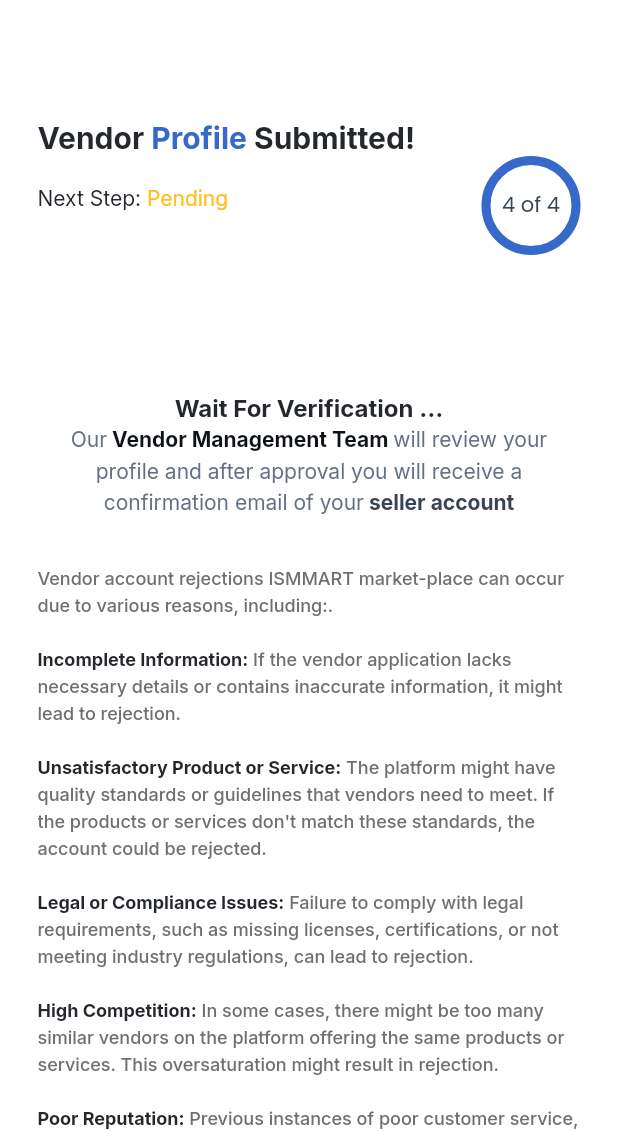
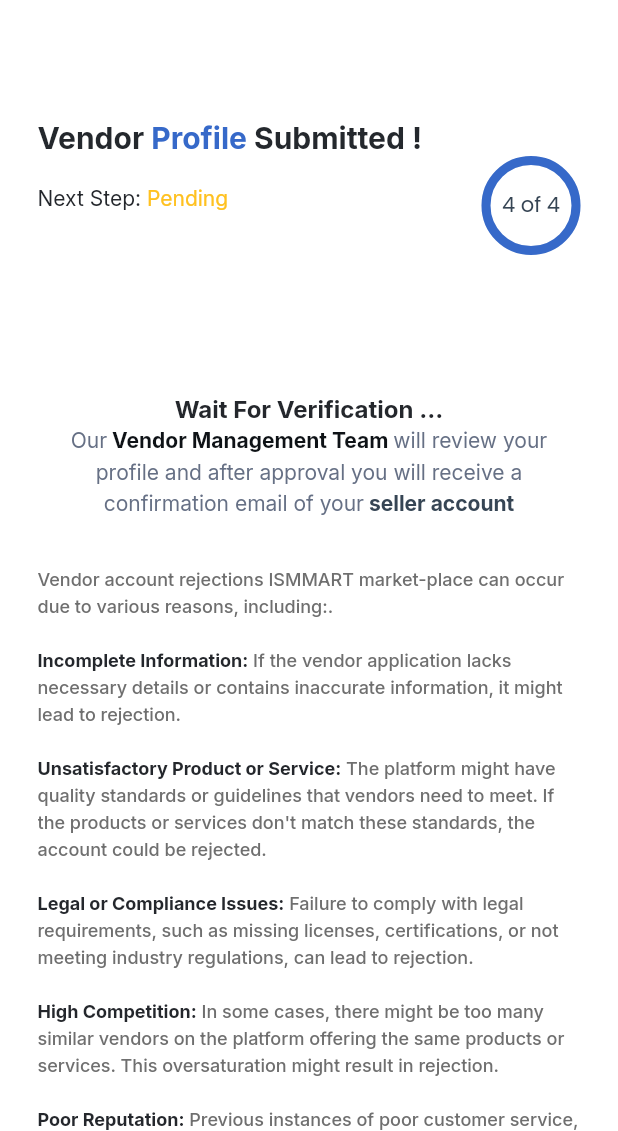
Before and after one commit to StrangerDeveloper/ismmart_vms, a Flutter app: the SignUp4View screen opened directly, on a phone screen of 412 x 824 dp, the part 105-1236 px from its top. Run offline on Flutter 3.47's test engine with Material 3 defaults, Android fonts, the phone set to English and light mode, and no system bars; drawn by our look-alikes of percent_indicator; our stand-ins replace cached_network_image, country_code_picker, dropdown_search, firebase_core, fl_chart, flutter_image_compress and 8 more; missing offline and left inert: quill_html_editor; accounts and stored records are empty; network calls fail; project files that could hold a hidden picture were left out.

Commit message:
remove unused resources

```diff
--- a/lib/screens/auth/signup/signup_4/sign_up_4_view.dart
+++ b/lib/screens/auth/signup/signup_4/sign_up_4_view.dart
@@ -1,8 +1,7 @@
-import 'package:flutter/cupertino.dart';
 import 'package:flutter/material.dart';
-import 'package:flutter/widgets.dart';
 import 'package:get/get.dart';
 import 'package:google_fonts/google_fonts.dart';
+import 'package:ismmart_vms/helper/utils/size_utils.dart';
 import 'package:ismmart_vms/screens/auth/login/login_view.dart';
 import 'package:ismmart_vms/screens/auth/signup/signup_4/sign_up_4_viewmodel.dart';
 import 'package:ismmart_vms/widgets/scrollable_column.dart';
@@ -14,7 +13,7 @@ import '../../../../widgets/custom_button.dart';
 import '../../../../widgets/custom_loading.dart';
 
 class SignUp4View extends StatelessWidget {
-  SignUp4View({Key? key}) : super(key: key);
+  SignUp4View({super.key});
   final SignUp4ViewModel viewModel = Get.put(SignUp4ViewModel());
 
   @override
@@ -30,7 +29,7 @@ class SignUp4View extends StatelessWidget {
               titleAndBackBtn(),
               subtitle(),
               progress(),
-              SizedBox(height: 50),
+              SizedBox(height: 50.v),
               waitingVerificationText(),
               text1(),
               status()
@@ -42,7 +41,7 @@ class SignUp4View extends StatelessWidget {
   }
 
   Widget titleAndBackBtn() {
-    return Container(
+    return SizedBox(
       width: double.infinity,
       child: Stack(
         alignment: Alignment.centerLeft,
@@ -52,7 +51,7 @@ class SignUp4View extends StatelessWidget {
             child: Text(
               'ISMMART',
               style: GoogleFonts.dmSerifText(
-                color: Color(0xff333333),
+                color: const Color(0xff333333),
                 fontSize: 20,
                 fontWeight: FontWeight.w400,
               ),
@@ -93,7 +92,7 @@ class SignUp4View extends StatelessWidget {
                 ),
               ),
               TextSpan(
-                text: 'Submitted' + '!',
+                text: 'Submitted !',
                 style: newFontStyle2.copyWith(
                   fontSize: 20,
                   color: newColorDarkBlack2,
@@ -126,7 +125,7 @@ class SignUp4View extends StatelessWidget {
                       TextSpan(
                           text: 'Pending',
                           style: newFontStyleSize14.copyWith(
-                            color: Color(0xFFFFC120),
+                            color: const Color(0xFFFFC120),
                           )),
                     ],
                   ),
@@ -139,9 +138,9 @@ class SignUp4View extends StatelessWidget {
             radius: 33,
             lineWidth: 6,
             percent: 1,
-            backgroundColor: Color(0xffEBEFF3),
+            backgroundColor: const Color(0xffEBEFF3),
             progressColor: newColorBlue,
-            center: new Text(
+            center: Text(
               "4 of 4",
               style: poppinsH2.copyWith(
                 color: newColorBlue2,
@@ -168,7 +167,7 @@ class SignUp4View extends StatelessWidget {
                     color: newColorBlue2,
                   ),
                 ),
-                SizedBox(height: 6),
+                const SizedBox(height: 6),
                 Text(
                   'Last Step',
                   style: newFontStyle1.copyWith(
@@ -205,19 +204,19 @@ class SignUp4View extends StatelessWidget {
           textAlign: TextAlign.center,
           text: TextSpan(
             style: newFontStyleSize14.copyWith(
-              color: Color(0xff667085),
+              color: const Color(0xff667085),
               height: 1.5,
             ),
             children: [
-              TextSpan(text: 'Our'),
+              const TextSpan(text: 'Our'),
               TextSpan(
                 text: ' Vendor Management Team ',
                 style: newFontStyle2.copyWith(
                   fontWeight: FontWeight.w700,
-                  color: Color(0xff0E1216),
+                  color: const Color(0xff0E1216),
                 ),
               ),
-              TextSpan(
+              const TextSpan(
                 text:
                     'will review your profile and after approval you will receive a confirmation email of your',
               ),
@@ -237,7 +236,7 @@ class SignUp4View extends StatelessWidget {
 
   Widget text1() {
     return Padding(
-      padding: EdgeInsets.only(top: 32, bottom: 100),
+      padding: const EdgeInsets.only(top: 32, bottom: 100),
       child: Column(children: [
         RichText(
           maxLines: 50,
@@ -247,14 +246,14 @@ class SignUp4View extends StatelessWidget {
               color: newColorLightGrey3,
             ),
             children: [
-              TextSpan(
+              const TextSpan(
                   text:
                       'Vendor account rejections ISMMART market-place can occur due to various reasons, including:.\n\n'),
               TextSpan(
                   text: 'Incomplete Information:',
                   style:
                       newFontStyleSize12.copyWith(fontWeight: FontWeight.w700)),
-              TextSpan(
+              const TextSpan(
                 text:
                     ' If the vendor application lacks necessary details or contains inaccurate information, it might lead to rejection.\n\n',
               ),
@@ -262,7 +261,7 @@ class SignUp4View extends StatelessWidget {
                   text: 'Unsatisfactory Product or Service:',
                   style:
                       newFontStyleSize12.copyWith(fontWeight: FontWeight.w700)),
-              TextSpan(
+              const TextSpan(
                 text:
                     " The platform might have quality standards or guidelines that vendors need to meet. If the products or services don't match these standards, the account could be rejected.\n\n",
               ),
@@ -270,7 +269,7 @@ class SignUp4View extends StatelessWidget {
                   text: 'Legal or Compliance Issues:',
                   style:
                       newFontStyleSize12.copyWith(fontWeight: FontWeight.w700)),
-              TextSpan(
+              const TextSpan(
                 text:
                     ' Failure to comply with legal requirements, such as missing licenses, certifications, or not meeting industry regulations, can lead to rejection.\n\n',
               ),
@@ -278,7 +277,7 @@ class SignUp4View extends StatelessWidget {
                   text: 'High Competition:',
                   style:
                       newFontStyleSize12.copyWith(fontWeight: FontWeight.w700)),
-              TextSpan(
+              const TextSpan(
                 text:
                     ' In some cases, there might be too many similar vendors on the platform offering the same products or services. This oversaturation might result in rejection.\n\n',
               ),
@@ -286,7 +285,7 @@ class SignUp4View extends StatelessWidget {
                   text: 'Poor Reputation:',
                   style:
                       newFontStyleSize12.copyWith(fontWeight: FontWeight.w700)),
-              TextSpan(
+              const TextSpan(
                 text:
                     ' Previous instances of poor customer service, negative reviews, or complaints against the vendor might influence the decision.\n\n',
               ),
@@ -294,7 +293,7 @@ class SignUp4View extends StatelessWidget {
                   text: 'Security Concerns:',
                   style:
                       newFontStyleSize12.copyWith(fontWeight: FontWeight.w700)),
-              TextSpan(
+              const TextSpan(
                 text:
                     ' If the platform suspects potential security risks, fraud, or any form of malicious activity associated with the vendor, they might reject the account.\n\n',
               ),
@@ -302,7 +301,7 @@ class SignUp4View extends StatelessWidget {
                   text: 'Violation of Platform Policies:',
                   style:
                       newFontStyleSize12.copyWith(fontWeight: FontWeight.w700)),
-              TextSpan(
+              const TextSpan(
                 text:
                     ' Not adhering to the terms of service or policies set by the e-commerce platform can lead to rejection.\n\n',
               ),
@@ -310,7 +309,7 @@ class SignUp4View extends StatelessWidget {
                   text: 'Financial Reasons:',
                   style:
                       newFontStyleSize12.copyWith(fontWeight: FontWeight.w700)),
-              TextSpan(
+              const TextSpan(
                 text:
                     ' Issues related to financial stability, such as insufficient credit or financial history, may also result in rejection.',
               ),
--- a/lib/screens/bank/bank_profile_viewmodel.dart
+++ b/lib/screens/bank/bank_profile_viewmodel.dart
@@ -1,4 +1,3 @@
-import 'package:flutter/cupertino.dart';
 import 'package:flutter/material.dart';
 import 'package:get/get.dart';
 import 'package:google_fonts/google_fonts.dart';
@@ -46,8 +45,6 @@ class BankProfileViewModel extends GetxController {
       }).toList(),
       onChanged: (String? val) {
         selectedBank.value = val ?? "";
-        print(
-            "selected selected selectedBank Type====> $val  === ${selectedBank.value}");
       },
     );
   }
--- a/lib/screens/create_payout/create_payout_view.dart
+++ b/lib/screens/create_payout/create_payout_view.dart
@@ -1,4 +1,3 @@
-import 'package:flutter/cupertino.dart';
 import 'package:flutter/material.dart';
 import 'package:get/get.dart';
 import 'package:ismmart_vms/screens/create_payout/create_payout_viewmodel.dart';
@@ -118,7 +117,6 @@ class CreatePayoutView extends StatelessWidget {
                 value: 'manual',
                 onChanged: (value) {
                   viewModel.radioBtn.value = value;
-                  print(value);
                 },
               ),
             ),
@@ -128,7 +126,6 @@ class CreatePayoutView extends StatelessWidget {
                 value: 'automatic',
                 onChanged: (value) {
                   viewModel.radioBtn.value = value;
-                  print(value);
                 },
                 title: 'Automatic',
               ),
--- a/lib/screens/dashboard/dashboard_view.dart
+++ b/lib/screens/dashboard/dashboard_view.dart
@@ -336,9 +336,7 @@ class DashboardView extends StatelessWidget {
         SizedBox(
           height: 13.v,
         ),
-        Container(
-          // decoration: AppDecoration.outlineGray200,
-          child: Column(
+        Column(
           children: [
             SizedBox(height: 12.v),
             _buildShowMoreItems(
@@ -368,7 +366,6 @@ class DashboardView extends StatelessWidget {
               // ),
             ),
           ],
-          ),
         )
       ],
     );
--- a/pubspec.yaml
+++ b/pubspec.yaml
@@ -47,6 +47,7 @@ dependencies:
   http_parser: ^4.0.2
   image_picker: ^1.0.0
   intl: ^0.19.0
+  path: ^1.9.0
   percent_indicator: ^4.2.3
   permission_handler: ^11.1.0
   quill_html_editor: ^2.2.7
```
Also changed, not shown: lib/screens/auth/signup/signup_1/sign_up_1_view.dart (+16 -19 lines), lib/screens/auth/signup/signup_2/sign_up_2_view.dart (+8 -11 lines), lib/screens/auth/signup/signup_2/sign_up_2_viewmodel.dart (+6 -13 lines), lib/screens/auth/signup/signup_methods/signup_mehods_viewmodel.dart (+0 -7 lines), lib/screens/auth/signup/signup_methods/singup_methods_view.dart (+9 -9 lines), lib/screens/bank/bank_profile_view.dart (+6 -14 lines), lib/screens/forgot_password/forgot_password_view.dart (+6 -7 lines). Lines whose indentation alone changed are shown as unchanged.
